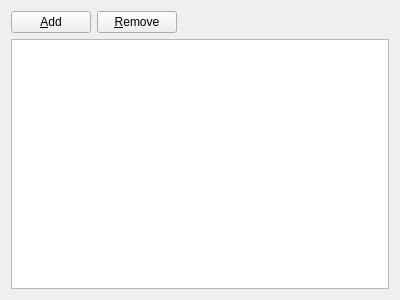
gtalent/wombat-editor, file savevariables.ui: the form before one commit.
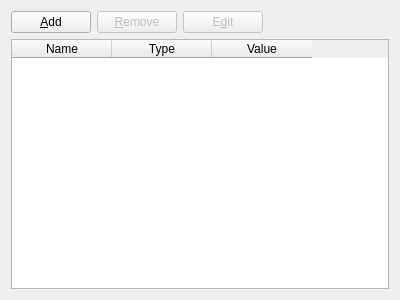
The form after the commit.

Patch:
```diff
--- a/savevariables.ui
+++ b/savevariables.ui
@@ -2,6 +2,9 @@
 <ui version="4.0">
  <class>SaveVariables</class>
  <widget class="QWidget" name="SaveVariables">
+  <property name="enabled">
+   <bool>true</bool>
+  </property>
   <property name="geometry">
    <rect>
     <x>0</x>
@@ -27,11 +30,24 @@
        </item>
        <item>
         <widget class="QPushButton" name="btnRemove">
+         <property name="enabled">
+          <bool>false</bool>
+         </property>
          <property name="text">
           <string>&amp;Remove</string>
          </property>
         </widget>
        </item>
+       <item>
+        <widget class="QPushButton" name="btnEdit">
+         <property name="enabled">
+          <bool>false</bool>
+         </property>
+         <property name="text">
+          <string>E&amp;dit</string>
+         </property>
+        </widget>
+       </item>
        <item>
         <spacer name="horizontalSpacer">
          <property name="orientation">
@@ -48,7 +64,29 @@
       </layout>
      </item>
      <item>
-      <widget class="QTableView" name="tblVars"/>
+      <widget class="QTableWidget" name="tblVars">
+       <property name="selectionMode">
+        <enum>QAbstractItemView::SingleSelection</enum>
+       </property>
+       <property name="selectionBehavior">
+        <enum>QAbstractItemView::SelectRows</enum>
+       </property>
+       <column>
+        <property name="text">
+         <string>Name</string>
+        </property>
+       </column>
+       <column>
+        <property name="text">
+         <string>Type</string>
+        </property>
+       </column>
+       <column>
+        <property name="text">
+         <string>Value</string>
+        </property>
+       </column>
+      </widget>
      </item>
     </layout>
    </item>
```
Left out of the diff: 73 changed lines with no effect on the pictures.
